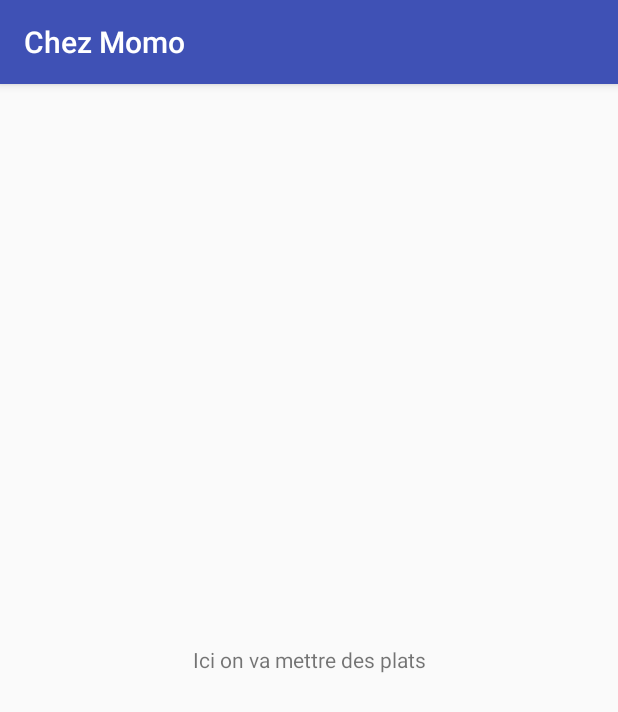
After one commit to Helicose/ChezMomo, an Android app: the fragment CartePlats shown on its own in the app's theme, on a phone screen of 412 x 824 dp. The commit adds this screen. Shown: the top 712 px of the screen. Run offline under Robolectric (Android 15) with nearby library versions, the phone set to English and light mode, and no system bars; 1 statement that could not run was skipped.

Commit message:
Ajout des onglets et redirections

```diff
--- a/app/build.gradle
+++ b/app/build.gradle
@@ -27,4 +27,5 @@ dependencies {
     compile 'com.android.support:appcompat-v7:25.1.0'
     testCompile 'junit:junit:4.12'
     compile 'com.android.support:cardview-v7:22.0.0'
+    compile 'com.astuetz:pagerslidingtabstrip:1.0.1'
 }
--- /dev/null
+++ b/app/src/main/java/com/controle_android/chezmomo/CartePlats.java
@@ -0,0 +1,43 @@
+package com.controle_android.chezmomo;
+
+import android.os.Bundle;
+import android.support.v4.app.Fragment;
+import android.view.LayoutInflater;
+import android.view.View;
+import android.view.ViewGroup;
+import android.widget.TextView;
+
+/**
+ * Created by Faly-Thomas on 13/03/2017.
+ */
+
+
+public class CartePlats extends Fragment {
+    public static final String ARG_PAGE = "ARG_PAGE";
+
+    private int mPage;
+
+    public static CartePlats newInstance(int page) {
+        Bundle args = new Bundle();
+        args.putInt(ARG_PAGE, page);
+        CartePlats fragment = new CartePlats();
+        fragment.setArguments(args);
+        return fragment;
+    }
+
+    @Override
+    public void onCreate(Bundle savedInstanceState) {
+        super.onCreate(savedInstanceState);
+        mPage = getArguments().getInt(ARG_PAGE);
+    }
+
+    // Inflate the fragment layout we defined above for this fragment
+    // Set the associated text for the title
+    @Override
+    public View onCreateView(LayoutInflater inflater, ViewGroup container, Bundle savedInstanceState) {
+        View view = inflater.inflate(R.layout.carteplats, container, false);
+        TextView tvTitle = (TextView) view.findViewById(R.id.tvplats);
+        tvTitle.setText("Ici on va mettre des plats");
+        return view;
+    }
+}
--- a/app/src/main/java/com/controle_android/chezmomo/MainActivity.java
+++ b/app/src/main/java/com/controle_android/chezmomo/MainActivity.java
@@ -1,6 +1,9 @@
 package com.controle_android.chezmomo;
 
 import android.content.Intent;
+import android.support.v4.app.Fragment;
+import android.support.v4.app.FragmentManager;
+import android.support.v4.app.FragmentPagerAdapter;
 import android.support.v7.app.ActionBarActivity;
 import android.support.v7.app.AppCompatActivity;
 import android.os.Bundle;
@@ -53,6 +56,7 @@ public class MainActivity extends AppCompatActivity {
             }
         });
     }
+
 }
 
 /*
--- /dev/null
+++ b/app/src/main/res/layout/carteplats.xml
@@ -0,0 +1,11 @@
+<?xml version="1.0" encoding="utf-8"?>
+<LinearLayout xmlns:android="http://schemas.android.com/apk/res/android"
+    android:orientation="vertical" android:layout_width="match_parent"
+    android:layout_height="match_parent">
+    <TextView
+        android:id="@+id/tvplats"
+        android:text="Fragment #X"
+        android:layout_width="match_parent"
+        android:layout_height="match_parent"
+        android:gravity="center" />
+</LinearLayout>
```
Also changed, not shown: app/src/main/java/com/controle_android/chezmomo/Carte.java (+47 -1 lines), app/src/main/java/com/controle_android/chezmomo/CarteDesserts.java (added, +42 -0 lines), app/src/main/java/com/controle_android/chezmomo/CarteEntrees.java (added, +42 -0 lines), app/src/main/java/com/controle_android/chezmomo/Formules.java (+8 -6 lines), app/src/main/res/layout/carte.xml (+17 -2 lines), app/src/main/res/layout/cartedesserts.xml (added, +11 -0 lines), app/src/main/res/layout/carteentrees.xml (added, +11 -0 lines).
